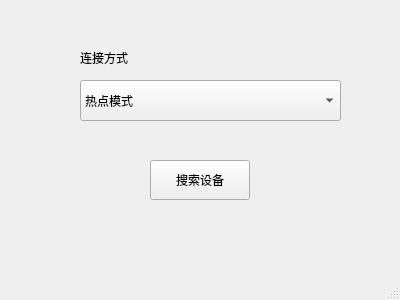
Qt form desktopApp/loginwindow.ui (yesyeah/ObsbotTailforPC) before a commit.
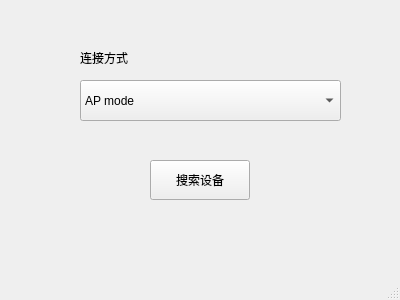
The same form after that commit. Icons and pictures are not drawn.

Diff of the .ui file:
```diff
--- a/desktopApp/loginwindow.ui
+++ b/desktopApp/loginwindow.ui
@@ -72,11 +72,11 @@
      <bool>false</bool>
     </property>
     <property name="currentText">
-     <string>热点模式</string>
+     <string>AP mode</string>
     </property>
     <item>
      <property name="text">
-      <string>热点模式</string>
+      <string>AP mode</string>
      </property>
     </item>
     <item>
```
Left out of the diff: 2 changed lines with no effect on the pictures.
